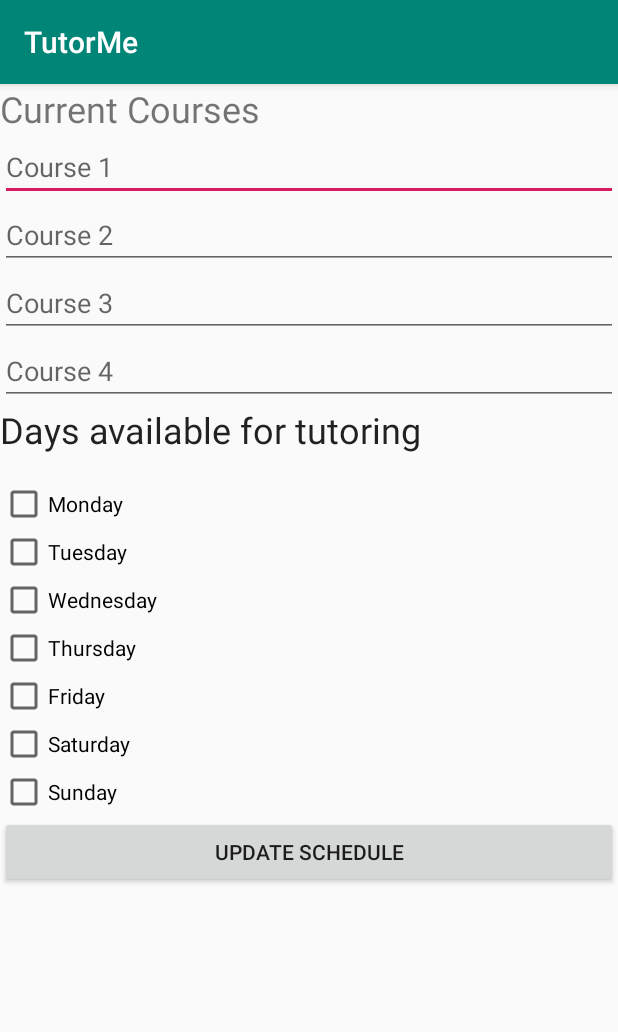
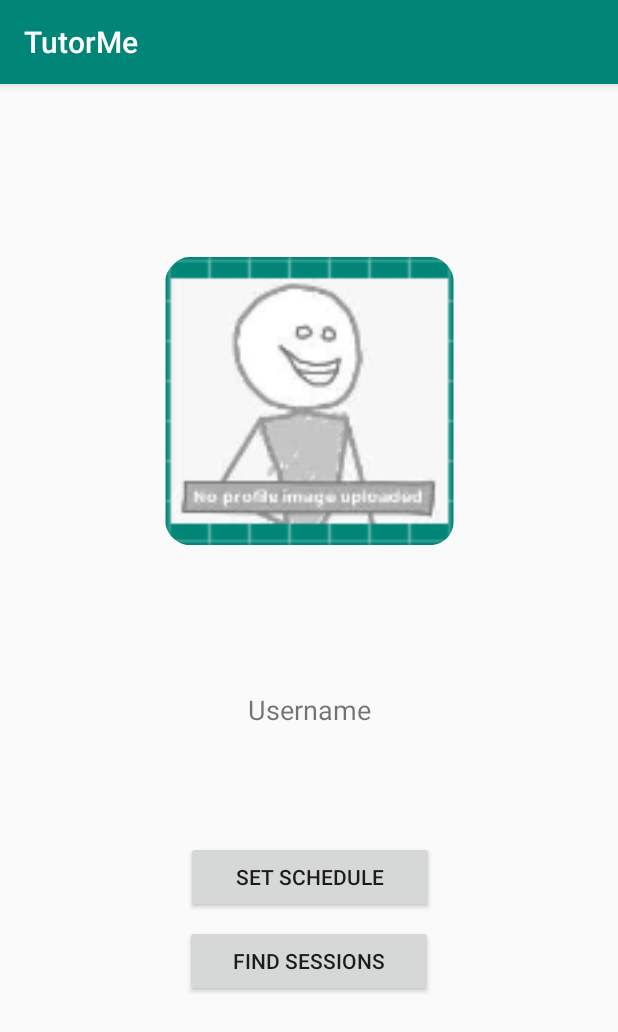
Before and after one commit to JeffSandov6/TutorMe, an Android app: the setSchedule screen opened directly, with no data from a screen before it, after a tap on "UPDATE SCHEDULE", on a phone screen of 412 x 824 dp. Shown: the top 1032 px of the screen. Run offline under Robolectric (Android 15) with nearby library versions, the phone set to English and light mode, and no system bars; our stand-ins replace Firebase (no records; nobody signed in at launch, a user with empty details on screens opened directly).

Commit message:
added setSchedule and profile activities

```diff
--- a/app/src/main/java/com/example/jeffsando/tutorme/profile.java
+++ b/app/src/main/java/com/example/jeffsando/tutorme/profile.java
@@ -50,6 +50,14 @@ public class profile extends AppCompatActivity {
                 openSetSchedule();
             }
         });
+
+        Button sessionsbutton = (Button) findViewById(R.id.button3);
+        sessionsbutton.setOnClickListener(new View.OnClickListener() {
+            @Override
+            public void onClick(View v) {
+                openJobBoard();
+            }
+        });
     }
 
     public void openSetSchedule() {
@@ -57,12 +65,18 @@ public class profile extends AppCompatActivity {
         startActivity(intent);
     }
 
+    public void openJobBoard() {
+        //TODO: Enable button to search job board based on
+        //Intent intent = new Intent(this,job_board.class);
+        //startActivity(intent);
+    }
+
 
     public String updateUsername() {
 
         final String userId = auth.getCurrentUser().getUid();
         Log.d("before ", "the listener");
-        Log.d("also useing", userId);
+        Log.d("also using", userId);
 
 
         mDatabase.child("users").child(userId).child("username").addListenerForSingleValueEvent(
--- a/app/src/main/java/com/example/jeffsando/tutorme/setSchedule.java
+++ b/app/src/main/java/com/example/jeffsando/tutorme/setSchedule.java
@@ -1,12 +1,16 @@
 package com.example.jeffsando.tutorme;
 
 import java.util.*;
+
+import android.content.Context;
+import android.content.Intent;
 import android.support.v7.app.AppCompatActivity;
 import android.os.Bundle;
 import android.view.View;
 import android.widget.Button;
 import android.widget.CheckBox;
 import android.widget.EditText;
+import android.widget.Toast;
 import com.google.firebase.auth.FirebaseAuth;
 import com.google.firebase.database.DatabaseReference;
 import com.google.firebase.database.FirebaseDatabase;
@@ -36,12 +40,16 @@ public class setSchedule extends AppCompatActivity {
             public void onClick(View v) {
                 updateSchedule();
                 Log.d("did we add our stuff?", "Yes");
-                //TODO: Add a message to confirm that schedule is saved
+                Context context = getApplicationContext();
+                Toast.makeText(context, "Your schedule has been updated!",Toast.LENGTH_SHORT).show();
+
+                Intent intent = new Intent (setSchedule.this, profile.class);
+                startActivity(intent);
             }
         });
     }
 
-    //saves valus
+    //saves values
      public void updateSchedule(){
          EditText Course1 =(EditText)findViewById(R.id.course1);
          EditText Course2 =(EditText)findViewById(R.id.course2);
--- a/app/src/main/res/layout/activity_profile.xml
+++ b/app/src/main/res/layout/activity_profile.xml
@@ -34,4 +34,10 @@
             app:layout_constraintStart_toStartOf="parent" app:layout_constraintBottom_toBottomOf="parent"
             app:layout_constraintTop_toBottomOf="@+id/username" android:layout_marginBottom="160dp"
             app:layout_constraintHorizontal_bias="0.502" app:layout_constraintEnd_toEndOf="parent"/>
+    <Button
+            android:text="@string/find_sessions"
+            android:layout_width="165dp"
+            android:layout_height="48dp" android:id="@+id/button3"
+            app:layout_constraintEnd_toEndOf="parent" app:layout_constraintStart_toStartOf="parent"
+            android:layout_marginTop="8dp" app:layout_constraintTop_toBottomOf="@+id/button2"/>
 </android.support.constraint.ConstraintLayout>
--- a/app/src/main/res/values/strings.xml
+++ b/app/src/main/res/values/strings.xml
@@ -28,4 +28,5 @@
     <string name="current">Current Courses</string>
     <string name="update">UPDATE SCHEDULE</string>
     <string name="availabledays">Days available for tutoring</string>
+    <string name="find_sessions">FIND SESSIONS</string>
 </resources>
```
